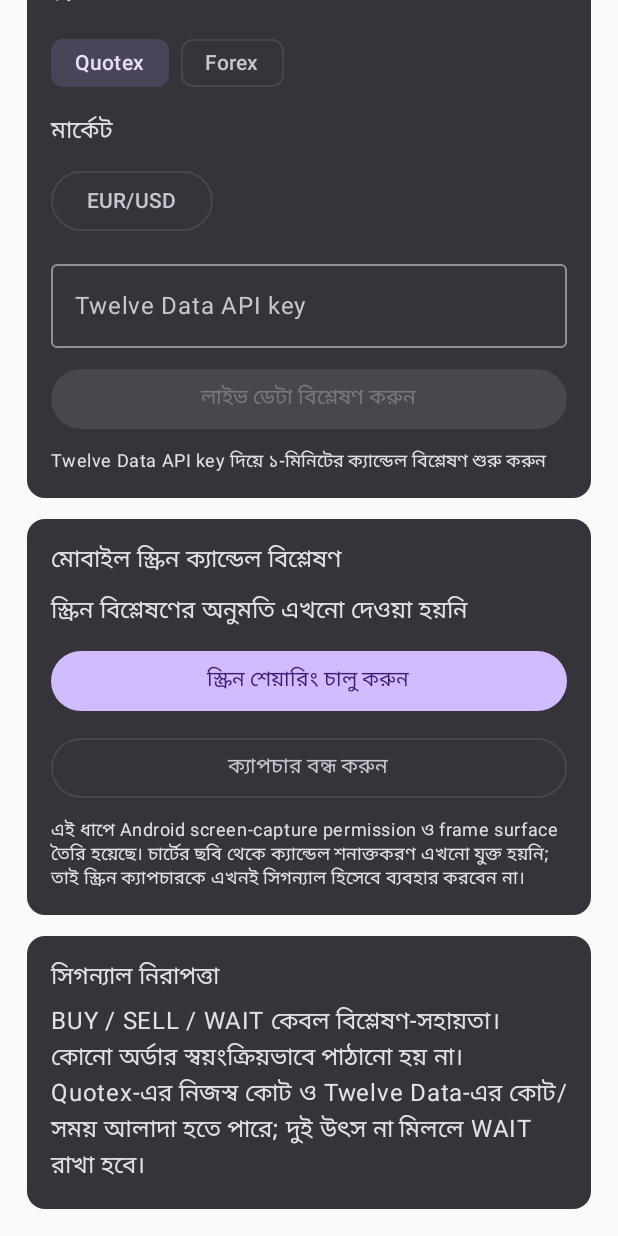
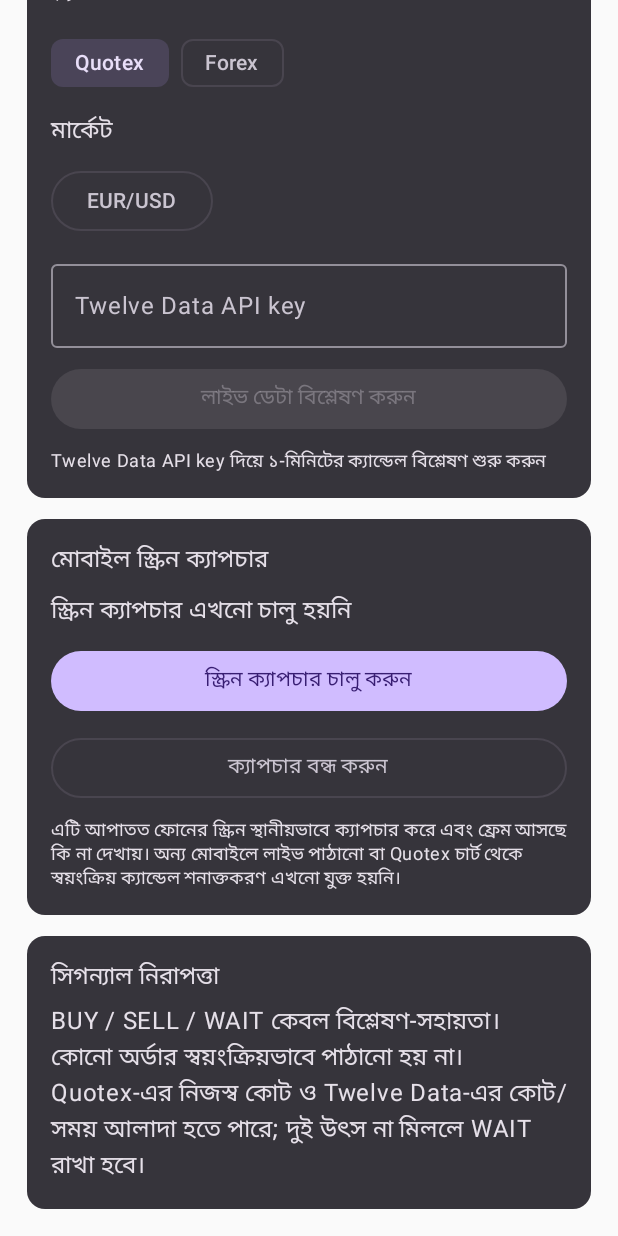
Before and after one commit to mohammadsajib377430-dot/SM-AUTO-FOREX-BOT, an Android app built with Jetpack Compose: the screen it shows after launch (MainActivity), scrolled down 138 dp, on a phone screen of 412 x 824 dp. Run offline under Robolectric (Android 15) with nearby library versions, the phone set to English and light mode, and no system bars; 4 statements that could not run were skipped.

Commit message:
Fix screen capture permission status and UI feedback

```diff
--- a/android/app/src/main/java/com/smaitrading/app/MainActivity.kt
+++ b/android/app/src/main/java/com/smaitrading/app/MainActivity.kt
@@ -1,8 +1,10 @@
 package com.smaitrading.app
 
 import android.app.Activity
+import android.content.BroadcastReceiver
 import android.content.Context
 import android.content.Intent
+import android.content.IntentFilter
 import android.media.projection.MediaProjectionManager
 import android.os.Bundle
 import androidx.activity.ComponentActivity
@@ -19,16 +21,57 @@ import androidx.compose.ui.unit.dp
 import androidx.core.content.ContextCompat
 
 class MainActivity : ComponentActivity() {
+    private val captureStatus = mutableStateOf("স্ক্রিন ক্যাপচার এখনো চালু হয়নি")
+
+    private val captureEvents = object : BroadcastReceiver() {
+        override fun onReceive(context: Context?, intent: Intent?) {
+            when (intent?.action) {
+                ScreenCaptureService.ACTION_CAPTURE_STARTED ->
+                    captureStatus.value = "স্ক্রিন ক্যাপচার চালু হয়েছে; প্রথম ফ্রেমের অপেক্ষায়..."
+                ScreenCaptureService.ACTION_FIRST_FRAME ->
+                    captureStatus.value = "স্ক্রিন ক্যাপচার সচল · ফোনের স্ক্রিন থেকে ফ্রেম পাওয়া যাচ্ছে"
+                ScreenCaptureService.ACTION_CAPTURE_ERROR ->
+                    captureStatus.value = "ক্যাপচার চালু হয়নি: " +
+                        (intent.getStringExtra(ScreenCaptureService.EXTRA_ERROR) ?: "অজানা সমস্যা")
+                ScreenCaptureService.ACTION_CAPTURE_STOPPED ->
+                    captureStatus.value = "স্ক্রিন ক্যাপচার বন্ধ"
+            }
+        }
+    }
+
     private val capturePermission = registerForActivityResult(
         ActivityResultContracts.StartActivityForResult()
     ) { result ->
         if (result.resultCode == Activity.RESULT_OK && result.data != null) {
+            captureStatus.value = "অনুমতি পাওয়া গেছে · ক্যাপচার সার্ভিস চালু হচ্ছে..."
             val service = Intent(this, ScreenCaptureService::class.java).apply {
                 putExtra(ScreenCaptureService.EXTRA_RESULT_CODE, result.resultCode)
                 putExtra(ScreenCaptureService.EXTRA_RESULT_DATA, result.data)
             }
-            ContextCompat.startForegroundService(this, service)
+            try {
+                ContextCompat.startForegroundService(this, service)
+            } catch (error: Exception) {
+                captureStatus.value = "সার্ভিস চালু হয়নি: " + (error.message ?: error.javaClass.simpleName)
+            }
+        } else {
+            captureStatus.value = "স্ক্রিন ক্যাপচারের অনুমতি দেওয়া হয়নি"
         }
+    }
+
+    override fun onStart() {
+        super.onStart()
+        val filter = IntentFilter().apply {
+            addAction(ScreenCaptureService.ACTION_CAPTURE_STARTED)
+            addAction(ScreenCaptureService.ACTION_FIRST_FRAME)
+            addAction(ScreenCaptureService.ACTION_CAPTURE_ERROR)
+            addAction(ScreenCaptureService.ACTION_CAPTURE_STOPPED)
+        }
+        ContextCompat.registerReceiver(this, captureEvents, filter, ContextCompat.RECEIVER_NOT_EXPORTED)
+    }
+
+    override fun onStop() {
+        runCatching { unregisterReceiver(captureEvents) }
+        super.onStop()
     }
 
     override fun onCreate(savedInstanceState: Bundle?) {
@@ -36,11 +79,16 @@ class MainActivity : ComponentActivity() {
         setContent {
             MaterialTheme(colorScheme = darkColorScheme()) {
                 TradingHome(
+                    captureStatus = captureStatus.value,
                     onStartCapture = {
+                        captureStatus.value = "Android-এর অনুমতি চাইছে..."
                         val manager = getSystemService(Context.MEDIA_PROJECTION_SERVICE) as MediaProjectionManager
                         capturePermission.launch(manager.createScreenCaptureIntent())
                     },
-                    onStopCapture = { stopService(Intent(this, ScreenCaptureService::class.java)) },
+                    onStopCapture = {
+                        stopService(Intent(this, ScreenCaptureService::class.java))
+                        captureStatus.value = "স্ক্রিন ক্যাপচার বন্ধ করার অনুরোধ পাঠানো হয়েছে"
+                    },
                     onFetch = { key, symbol, callback ->
                         Thread {
                             val result = runCatching { MarketAnalysis.fetchAndAnalyze(key, symbol) }
@@ -55,6 +103,7 @@ class MainActivity : ComponentActivity() {
 
 @Composable
 private fun TradingHome(
+    captureStatus: String,
     onStartCapture: () -> Unit,
     onStopCapture: () -> Unit,
     onFetch: (String, String, (Result<Analysis>) -> Unit) -> Unit
@@ -62,7 +111,6 @@ private fun TradingHome(
     var platform by remember { mutableStateOf("Quotex") }
     var pair by remember { mutableStateOf("EUR/USD") }
     var apiKey by remember { mutableStateOf("") }
-    var captureState by remember { mutableStateOf("স্ক্রিন বিশ্লেষণের অনুমতি এখনো দেওয়া হয়নি") }
     var result by remember { mutableStateOf<Analysis?>(null) }
     var status by remember { mutableStateOf("Twelve Data API key দিয়ে ১-মিনিটের ক্যান্ডেল বিশ্লেষণ শুরু করুন") }
     var loading by remember { mutableStateOf(false) }
@@ -139,18 +187,16 @@ private fun TradingHome(
         }
         Card {
             Column(Modifier.padding(16.dp), verticalArrangement = Arrangement.spacedBy(10.dp)) {
-                Text("মোবাইল স্ক্রিন ক্যান্ডেল বিশ্লেষণ", style = MaterialTheme.typography.titleMedium)
-                Text(captureState)
-                Button(onClick = {
-                    onStartCapture()
-                    captureState = "Android-এর screen-sharing permission চাইবে। অনুমতি দিলে capture service চালু হবে।"
-                }, modifier = Modifier.fillMaxWidth()) { Text("স্ক্রিন শেয়ারিং চালু করুন") }
-                OutlinedButton(onClick = {
-                    onStopCapture()
-                    captureState = "স্ক্রিন ক্যাপচার বন্ধ করা হয়েছে"
-                }, modifier = Modifier.fillMaxWidth()) { Text("ক্যাপচার বন্ধ করুন") }
+                Text("মোবাইল স্ক্রিন ক্যাপচার", style = MaterialTheme.typography.titleMedium)
+                Text(captureStatus)
+                Button(onClick = onStartCapture, modifier = Modifier.fillMaxWidth()) {
+                    Text("স্ক্রিন ক্যাপচার চালু করুন")
+                }
+                OutlinedButton(onClick = onStopCapture, modifier = Modifier.fillMaxWidth()) {
+                    Text("ক্যাপচার বন্ধ করুন")
+                }
                 Text(
-                    "এই ধাপে Android screen-capture permission ও frame surface তৈরি হয়েছে। চার্টের ছবি থেকে ক্যান্ডেল শনাক্তকরণ এখনো যুক্ত হয়নি; তাই স্ক্রিন ক্যাপচারকে এখনই সিগন্যাল হিসেবে ব্যবহার করবেন না।",
+                    "এটি আপাতত ফোনের স্ক্রিন স্থানীয়ভাবে ক্যাপচার করে এবং ফ্রেম আসছে কি না দেখায়। অন্য মোবাইলে লাইভ পাঠানো বা Quotex চার্ট থেকে স্বয়ংক্রিয় ক্যান্ডেল শনাক্তকরণ এখনো যুক্ত হয়নি।",
                     style = MaterialTheme.typography.bodySmall
                 )
             }
```
